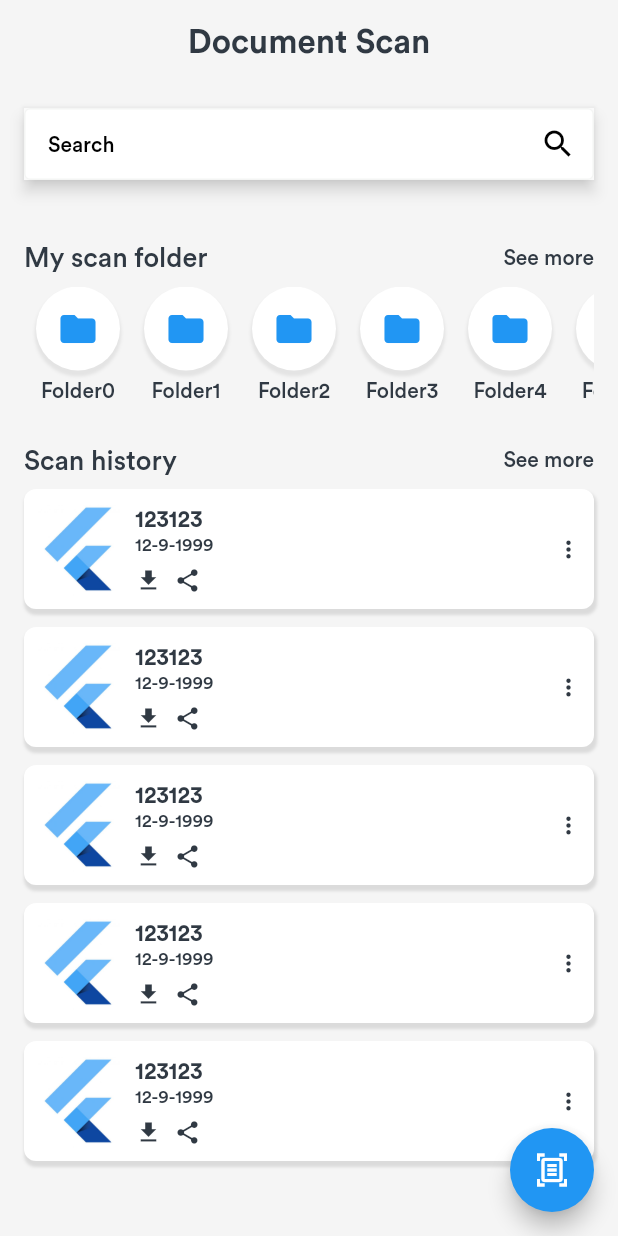
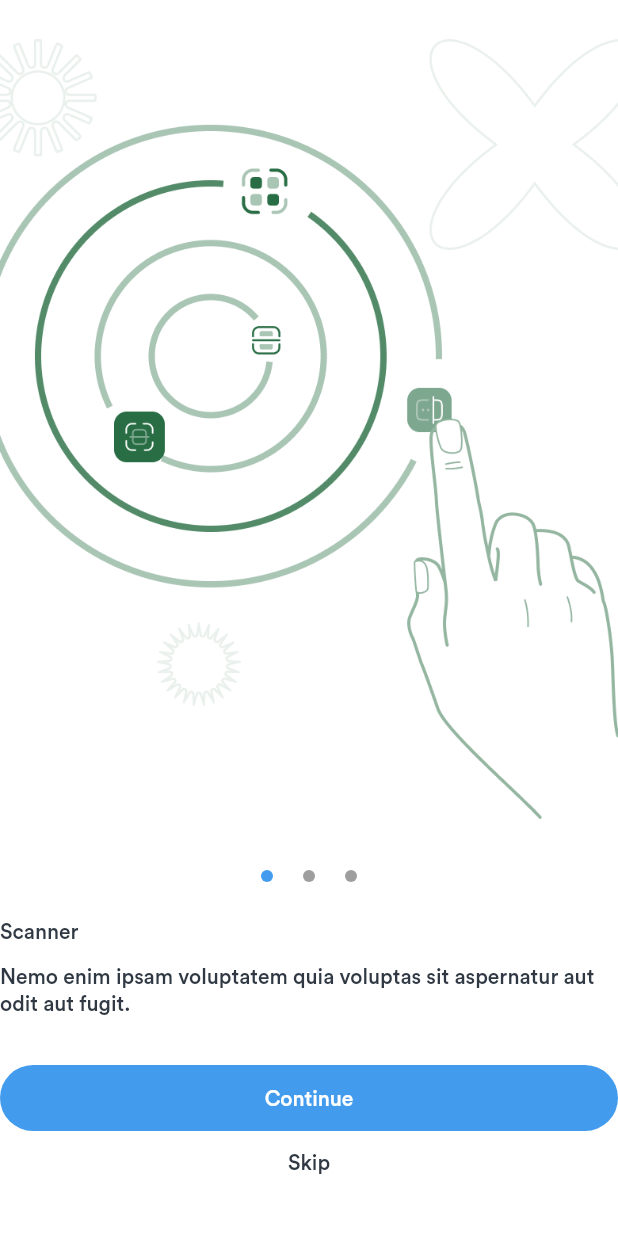
Before and after one commit to WalterDinh/ocr_scan, a Flutter app: the screen it shows after launch, on a phone screen of 412 x 824 dp. Run offline on Flutter 3.47's test engine with Material 2 defaults, Android fonts, the phone set to English and light mode, and no system bars; our stand-ins replace bloc, dio, flutter_bloc, image_cropper, image_picker, logger and 4 more; missing offline and left inert: dio_http_cache, photo_manager; generated files the repository leaves out were written again.

Commit message:
create IntroScreen (in progress)

```diff
--- a/lib/configs/images.dart
+++ b/lib/configs/images.dart
@@ -8,6 +8,9 @@ class _Image extends AssetImage {
 
 class AppImages {
   static const logo = _Image('logo_flutter.jpg');
+  static const intro_page1 = _Image('intro_page1.png');
+  static const intro_page2 = _Image('intro_page2.png');
+  static const intro_page3 = _Image('intro_page3.png');
   // static const charmander = _Image('charmander.png');
   // static const squirtle = _Image('squirtle.png');
   // static const pokeball = _Image('pokeball.png');
--- a/lib/routes.dart
+++ b/lib/routes.dart
@@ -2,23 +2,26 @@ import 'package:flutter/material.dart';
 import 'package:flutter_bloc/flutter_bloc.dart';
 import 'package:my_app/core/fade_page_route.dart';
 import 'package:my_app/states/select_image_from_gallery/select_image_from_gallery_bloc.dart';
+import 'package:my_app/ui/screens/intro/intro.dart';
 import 'package:my_app/ui/screens/scan_result/scan_result.dart';
 import 'package:my_app/ui/screens/select_photo/select_photo.dart';
 import 'package:my_app/ui/screens/home/home.dart';
 
-enum Routes { splash, home, select_photo, scan_result }
+enum Routes { splash, home, select_photo, scan_result, intro }
 
 class _Paths {
   static const String splash = '/';
   static const String home = '/home';
   static const String select_photo = '/select_photo';
   static const String scan_result = '/scan_result';
+  static const String intro = '/intro';
 
   static const Map<Routes, String> _pathMap = {
     Routes.splash: _Paths.splash,
     Routes.home: _Paths.home,
     Routes.select_photo: _Paths.select_photo,
     Routes.scan_result: _Paths.scan_result,
+    Routes.intro: _Paths.intro,
   };
 
   static String of(Routes route) => _pathMap[route] ?? splash;
@@ -37,8 +40,10 @@ class AppNavigator {
         );
       case _Paths.scan_result:
         return FadeRoute(page: const ScanResultScreen());
+      case _Paths.home:
+        return FadeRoute(page: const ScanResultScreen());
       default:
-        return FadeRoute(page: HomeScreen());
+        return FadeRoute(page: const IntroScreen());
     }
   }
 
--- /dev/null
+++ b/lib/ui/screens/intro/intro.dart
@@ -0,0 +1,123 @@
+import 'package:flutter/material.dart';
+import 'package:my_app/configs/images.dart';
+import 'package:my_app/ui/widgets/ripple.dart';
+import 'package:my_app/ui/widgets/spacer.dart';
+
+class IntroScreen extends StatefulWidget {
+  const IntroScreen({Key? key}) : super(key: key);
+
+  @override
+  State<IntroScreen> createState() => _IntroScreenState();
+}
+
+class _IntroScreenState extends State<IntroScreen> {
+  final PageController _pageViewController = PageController(initialPage: 0);
+
+  int _activePage = 0;
+
+  final List<Widget> _pages = [
+    Image(
+      image: AppImages.intro_page1,
+      width: double.infinity,
+    ),
+    Image(
+      image: AppImages.intro_page2,
+      width: double.infinity,
+    ),
+    Image(
+      image: AppImages.intro_page3,
+      width: double.infinity,
+    ),
+  ];
+
+  @override
+  Widget build(BuildContext context) {
+    return Scaffold(
+      backgroundColor: Colors.white,
+      body: Column(
+        children: [
+          _buildPageView(),
+          VSpacer(8),
+          _buildIndicator(),
+          VSpacer(24),
+          Row(
+            children: [
+              Text('Scanner'),
+            ],
+          ),
+          VSpacer(12),
+          Text(
+            'Nemo enim ipsam voluptatem quia voluptas sit aspernatur aut odit aut fugit.',
+          ),
+          VSpacer(32),
+          Container(
+            width: double.infinity,
+            height: 44,
+            decoration: BoxDecoration(
+              color: Theme.of(context).primaryColor,
+              borderRadius: const BorderRadius.all(
+                Radius.circular(44),
+              ),
+            ),
+            child: Ripple(
+              onTap: () {},
+              rippleRadius: 44,
+              child: Row(
+                mainAxisAlignment: MainAxisAlignment.center,
+                children: [
+                  Text('Continue', style: TextStyle(color: Colors.white)),
+                ],
+              ),
+            ),
+          ),
+          VSpacer(4),
+          Ripple(
+            onTap: () {},
+            child: Padding(
+              padding:
+                  const EdgeInsets.symmetric(vertical: 8.0, horizontal: 16.0),
+              child: Text('Skip'),
+            ),
+          ),
+          VSpacer(32)
+        ],
+      ),
+    );
+  }
+
+  Widget _buildPageView() => Expanded(
+        child: PageView.builder(
+            controller: _pageViewController,
+            onPageChanged: (int index) {
+              setState(() {
+                _activePage = index;
+              });
+            },
+            itemCount: _pages.length,
+            itemBuilder: (BuildContext context, int index) {
+              return _pages[index];
+            }),
+      );
+
+  Widget _buildIndicator() => Row(
+        mainAxisAlignment: MainAxisAlignment.center,
+        children: List.generate(
+          _pages.length,
+          (index) => Padding(
+            padding: const EdgeInsets.symmetric(horizontal: 10),
+            child: Ripple(
+              onTap: () {
+                _pageViewController.animateToPage(index,
+                    duration: const Duration(milliseconds: 300),
+                    curve: Curves.easeIn);
+              },
+              child: CircleAvatar(
+                radius: 4,
+                backgroundColor:
+                    _activePage == index ? Theme.of(context).primaryColor : Colors.grey,
+              ),
+            ),
+          ),
+        ),
+      );
+}
```
Also changed, not shown: assets/images/intro_page1.png (added), assets/images/intro_page2.png (added), assets/images/intro_page3.png (added).
